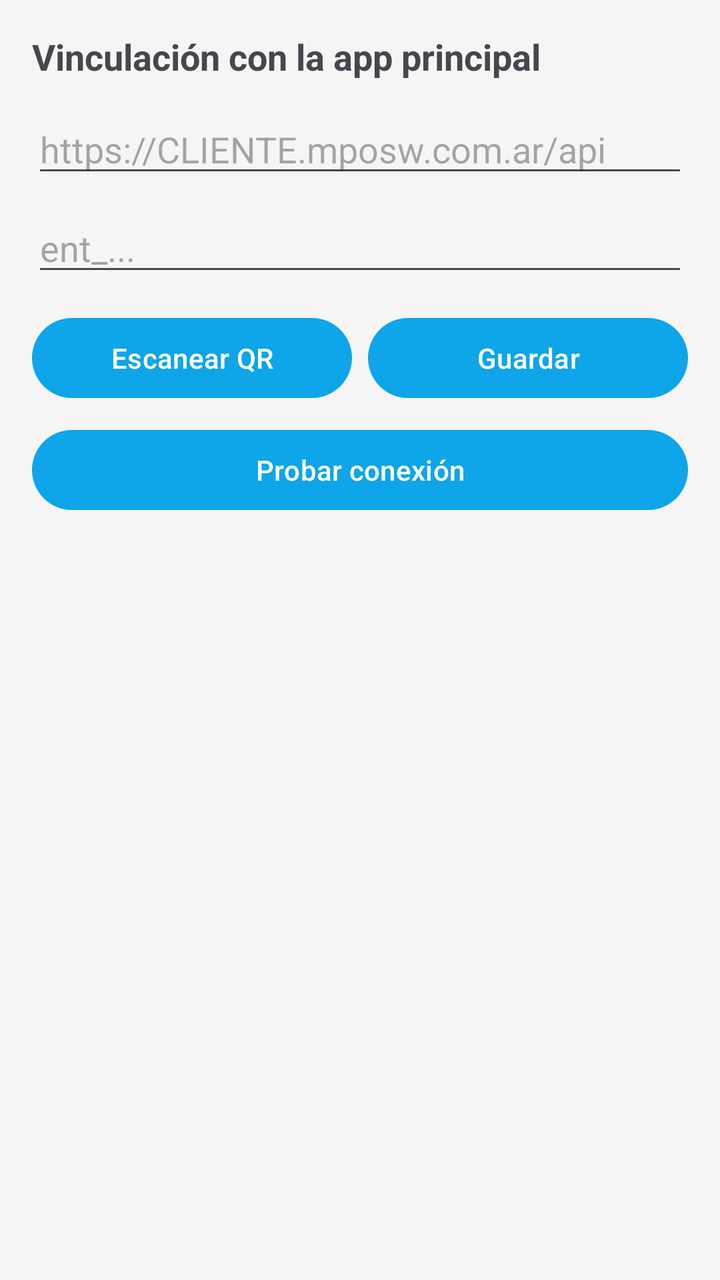
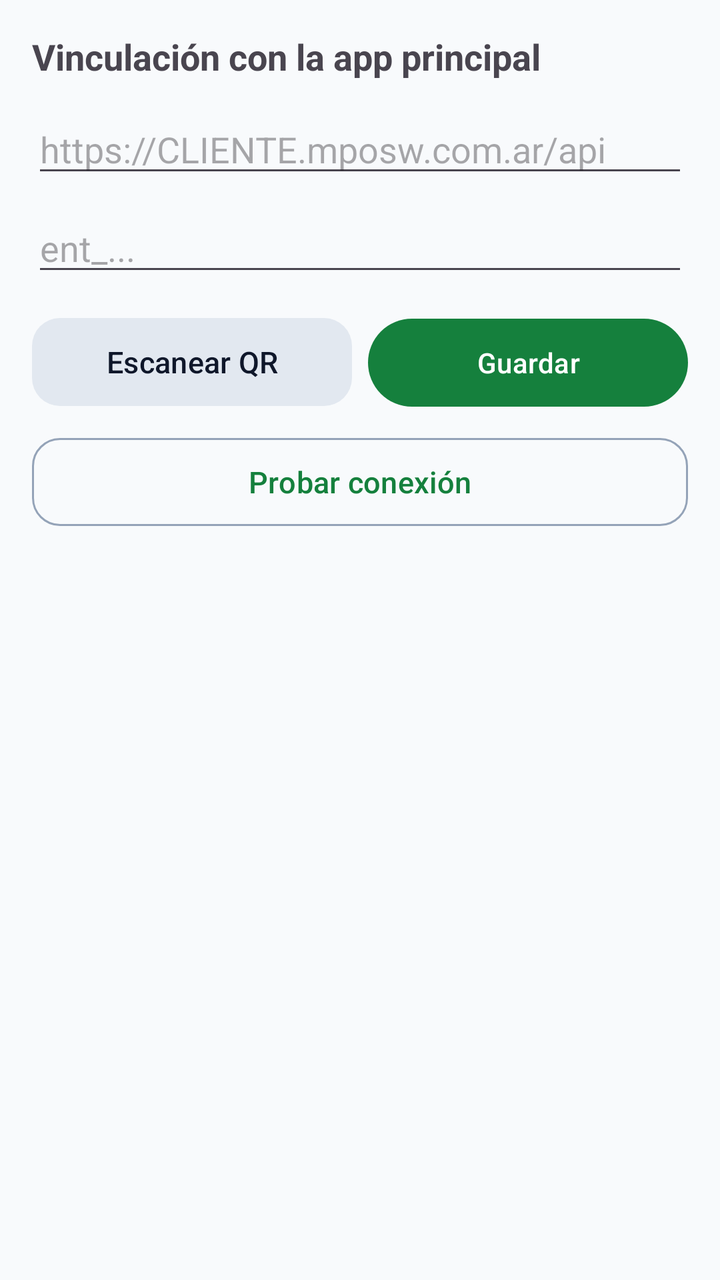

The first picture is an Android layout as it rendered before a commit; the second is the same layout after the commit. The layout source and the unified diff follow.
<!-- AndroidManifest.xml: application theme Theme.Entradas -->
<!-- res/layout/fragment_config.xml -->
<?xml version="1.0" encoding="utf-8"?>
<ScrollView xmlns:android="http://schemas.android.com/apk/res/android"
    android:layout_width="match_parent"
    android:layout_height="match_parent"
    android:padding="16dp">

    <LinearLayout
        android:orientation="vertical"
        android:layout_width="match_parent"
        android:layout_height="wrap_content">

        <TextView
            android:layout_width="wrap_content"
            android:layout_height="wrap_content"
            android:text="Vinculación con la app principal"
            android:textSize="18sp"
            android:textStyle="bold" />

        <EditText android:id="@+id/etBaseUrl"
            android:layout_width="match_parent"
            android:layout_height="wrap_content"
            android:layout_marginTop="12dp"
            android:hint="https://CLIENTE.mposw.com.ar/api"
            android:inputType="textUri" />

        <EditText android:id="@+id/etToken"
            android:layout_width="match_parent"
            android:layout_height="wrap_content"
            android:layout_marginTop="8dp"
            android:hint="ent_..."
            android:inputType="textPassword" />

        <LinearLayout
            android:orientation="horizontal"
            android:layout_width="match_parent"
            android:layout_height="wrap_content"
            android:layout_marginTop="12dp">

            <Button android:id="@+id/btnScanPairing"
                android:layout_width="0dp"
                android:layout_height="wrap_content"
                android:layout_weight="1"
                android:text="@string/escanear_qr" />

            <Space android:layout_width="8dp" android:layout_height="wrap_content" />

            <Button android:id="@+id/btnSave"
                android:layout_width="0dp"
                android:layout_height="wrap_content"
                android:layout_weight="1"
                android:text="Guardar" />
        </LinearLayout>

        <Button android:id="@+id/btnTest"
            android:layout_width="match_parent"
            android:layout_height="wrap_content"
            android:layout_marginTop="8dp"
            android:text="@string/probar_conexion" />

        <TextView android:id="@+id/tvConfigStatus"
            android:layout_width="match_parent"
            android:layout_height="wrap_content"
            android:layout_marginTop="12dp"
            android:textSize="14sp" />

        <TextView android:id="@+id/tvVersions"
            android:layout_width="match_parent"
            android:layout_height="wrap_content"
            android:layout_marginTop="8dp"
            android:textSize="13sp" />
    </LinearLayout>
</ScrollView>
<!-- resources referenced by this layout -->
<resources>
  <string name="escanear_qr">Escanear QR</string>
  <string name="probar_conexion">Probar conexión</string>
  <style name="Theme.Entradas" parent="Theme.Material3.DayNight.NoActionBar">
          <item name="colorPrimary">@color/accent</item>
          <item name="android:windowBackground">@color/bg</item>
      </style>
  <color name="accent">#0EA5E9</color>
  <color name="bg">#F5F5F5</color>
</resources>

<!-- the commit's change to res/layout/fragment_config.xml (unified diff, before → after) -->
@@ -36,7 +36,9 @@
             android:layout_height="wrap_content"
             android:layout_marginTop="12dp">
 
-            <Button android:id="@+id/btnScanPairing"
+            <com.google.android.material.button.MaterialButton
+                android:id="@+id/btnScanPairing"
+                style="@style/Widget.Entradas.Button.Neutral"
                 android:layout_width="0dp"
                 android:layout_height="wrap_content"
                 android:layout_weight="1"
@@ -44,14 +46,18 @@
 
             <Space android:layout_width="8dp" android:layout_height="wrap_content" />
 
-            <Button android:id="@+id/btnSave"
+            <com.google.android.material.button.MaterialButton
+                android:id="@+id/btnSave"
                 android:layout_width="0dp"
                 android:layout_height="wrap_content"
                 android:layout_weight="1"
+                android:minHeight="52dp"
                 android:text="Guardar" />
         </LinearLayout>
 
-        <Button android:id="@+id/btnTest"
+        <com.google.android.material.button.MaterialButton
+            android:id="@+id/btnTest"
+            style="@style/Widget.Entradas.Button.Ghost"
             android:layout_width="match_parent"
             android:layout_height="wrap_content"
             android:layout_marginTop="8dp"
<!-- resource entries referenced after the edit -->
@@ -2,11 +2,64 @@
 <resources>
   <string name="escanear_qr">Escanear QR</string>
   <string name="probar_conexion">Probar conexión</string>
+  <style name="Widget.Entradas.Button.Ghost" parent="Widget.Material3.Button.OutlinedButton">
+          <item name="android:minHeight">52dp</item>
+          <item name="android:textSize">15sp</item>
+          <item name="cornerRadius">14dp</item>
+      </style>
+  <style name="Widget.Entradas.Button.Neutral" parent="Widget.Material3.Button.TonalButton">
+          <item name="android:minHeight">52dp</item>
+          <item name="android:textSize">15sp</item>
+          <item name="cornerRadius">14dp</item>
+      </style>
   <style name="Theme.Entradas" parent="Theme.Material3.DayNight.NoActionBar">
-          <item name="colorPrimary">@color/accent</item>
-          <item name="android:windowBackground">@color/bg</item>
+          <item name="colorPrimary">@color/primary</item>
+          <item name="colorOnPrimary">@color/on_primary</item>
+          <item name="colorPrimaryContainer">@color/primary_container</item>
+          <item name="colorOnPrimaryContainer">@color/on_primary_container</item>
+          <item name="colorSecondary">@color/secondary</item>
+          <item name="colorOnSecondary">@color/on_secondary</item>
+          <item name="colorSecondaryContainer">@color/secondary_container</item>
+          <item name="colorOnSecondaryContainer">@color/on_secondary_container</item>
+          <item name="colorTertiary">@color/tertiary</item>
+          <item name="colorOnTertiary">@color/on_tertiary</item>
+          <item name="colorTertiaryContainer">@color/tertiary_container</item>
+          <item name="colorOnTertiaryContainer">@color/on_tertiary_container</item>
+          <item name="colorError">@color/error</item>
+          <item name="colorOnError">@color/on_error</item>
+          <item name="colorErrorContainer">@color/error_container</item>
+          <item name="colorOnErrorContainer">@color/on_error_container</item>
+          <item name="android:colorBackground">@color/background</item>
+          <item name="colorSurface">@color/surface</item>
+          <item name="colorOnSurface">@color/on_surface</item>
+          <item name="colorSurfaceVariant">@color/surface_variant</item>
+          <item name="colorOnSurfaceVariant">@color/on_surface_variant</item>
+          <item name="colorOutline">@color/outline</item>
+          <item name="android:windowBackground">@color/background</item>
+          <item name="materialButtonStyle">@style/Widget.Entradas.Button</item>
       </style>
-  <color name="accent">#0EA5E9</color>
-  <color name="bg">#F5F5F5</color>
+  <color name="primary">#15803D</color>
+  <color name="on_primary">#FFFFFF</color>
+  <color name="primary_container">#BBF7D0</color>
+  <color name="on_primary_container">#052E16</color>
+  <color name="secondary">#475569</color>
+  <color name="on_secondary">#FFFFFF</color>
+  <color name="secondary_container">#E2E8F0</color>
+  <color name="on_secondary_container">#0F172A</color>
+  <color name="tertiary">#B45309</color>
+  <color name="on_tertiary">#FFFFFF</color>
+  <color name="tertiary_container">#FDE68A</color>
+  <color name="on_tertiary_container">#451A03</color>
+  <color name="error">#B3261E</color>
+  <color name="on_error">#FFFFFF</color>
+  <color name="error_container">#F9DEDC</color>
+  <color name="on_error_container">#410E0B</color>
+  <color name="background">#F8FAFC</color>
+  <color name="surface">#F8FAFC</color>
+  <color name="on_surface">#0F172A</color>
+  <color name="surface_variant">#E2E8F0</color>
+  <color name="on_surface_variant">#475569</color>
+  <color name="outline">#94A3B8</color>
+  <style name="Widget.Entradas.Button" parent="Widget.Material3.Button" />
 </resources>
 
